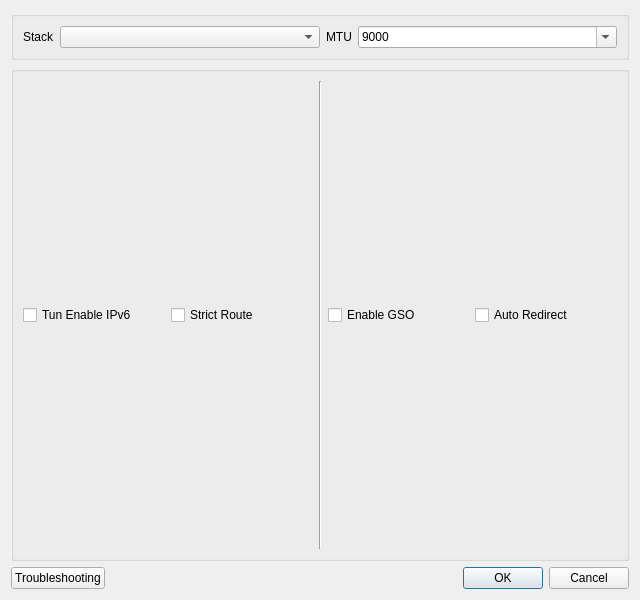
Qt form include/ui/setting/dialog_vpn_settings.ui (mipselqq/waterdisco) before a commit.
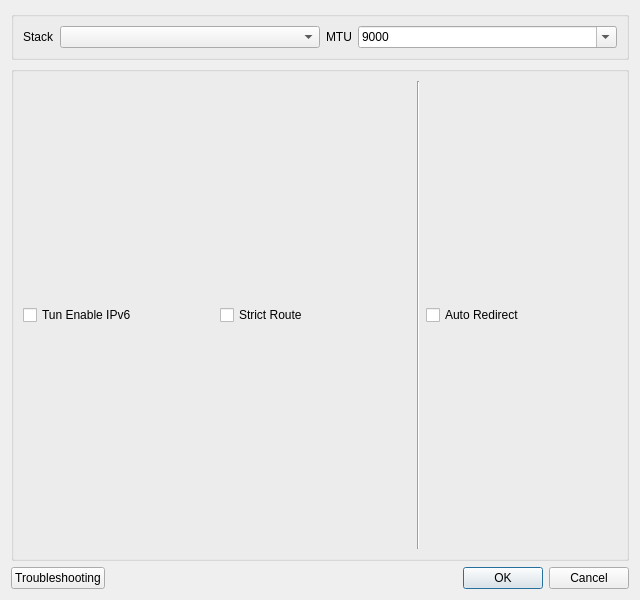
The same form after that commit.

```diff
--- a/include/ui/setting/dialog_vpn_settings.ui
+++ b/include/ui/setting/dialog_vpn_settings.ui
@@ -100,16 +100,6 @@
         </property>
        </widget>
       </item>
-      <item>
-       <widget class="QCheckBox" name="gso_enable">
-        <property name="toolTip">
-         <string>&lt;html&gt;&lt;head/&gt;&lt;body&gt;&lt;p&gt;Enables Generic Segmentation offloading on the Tun device, Only supported on Linux&lt;/p&gt;&lt;/body&gt;&lt;/html&gt;</string>
-        </property>
-        <property name="text">
-         <string>Enable GSO</string>
-        </property>
-       </widget>
-      </item>
       <item>
        <widget class="QCheckBox" name="auto_redir">
         <property name="text">
```
